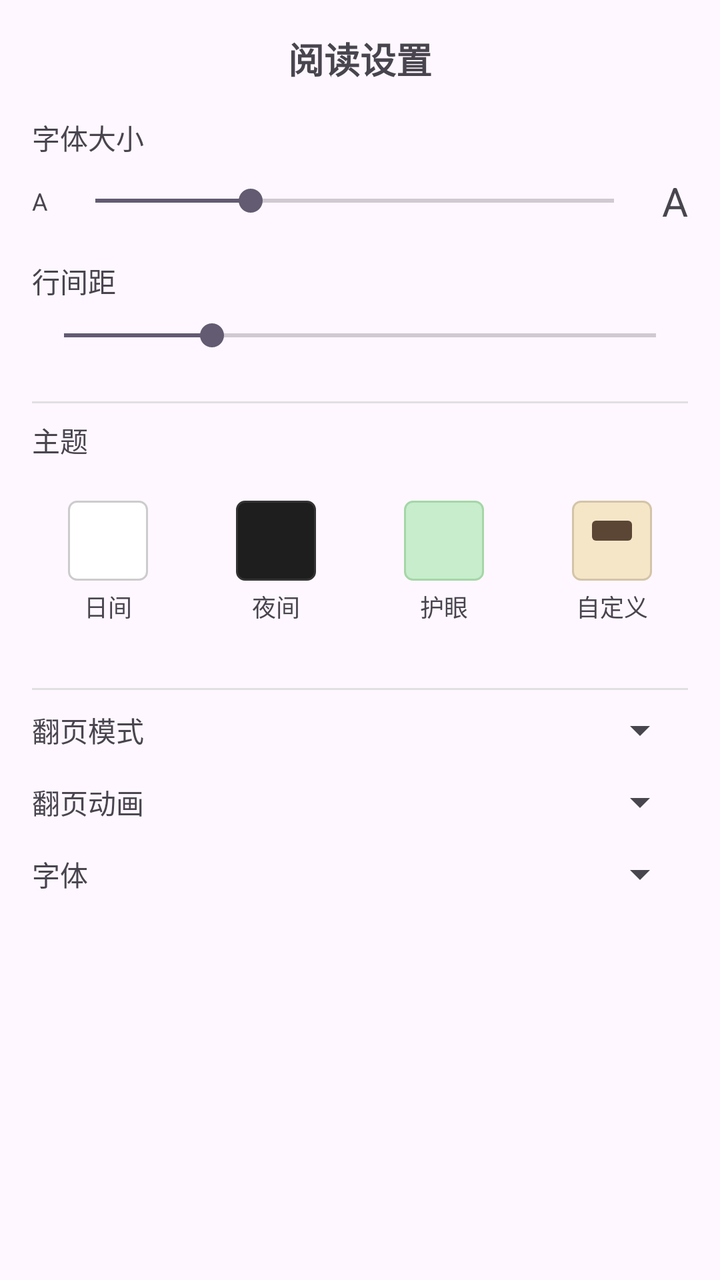
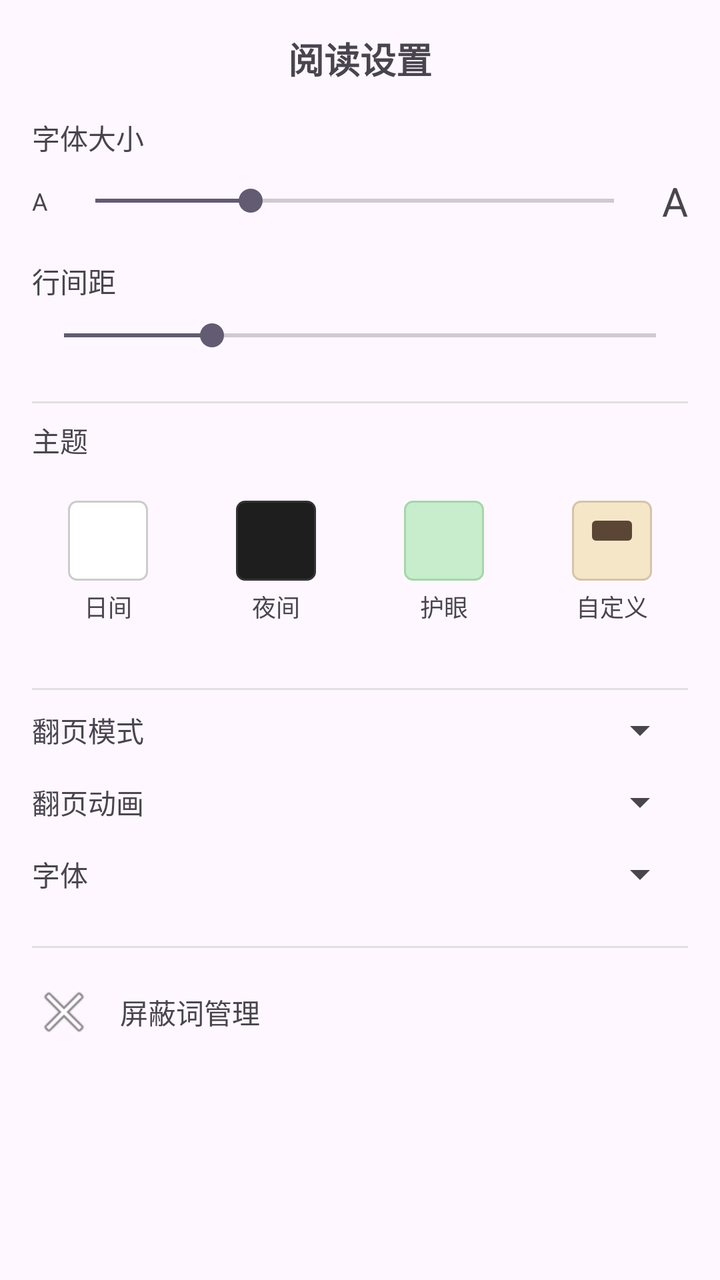

Before-and-after screenshots of an Android layout around one commit, followed by the original layout XML and the change that was made.
<!-- AndroidManifest.xml: application theme Theme.Read -->
<!-- res/layout/dialog_reader_settings.xml -->
<?xml version="1.0" encoding="utf-8"?>
<LinearLayout xmlns:android="http://schemas.android.com/apk/res/android"
    xmlns:app="http://schemas.android.com/apk/res-auto"
    android:layout_width="match_parent"
    android:layout_height="wrap_content"
    android:orientation="vertical"
    android:padding="16dp">

    
    <TextView
        android:layout_width="match_parent"
        android:layout_height="wrap_content"
        android:layout_marginBottom="16dp"
        android:gravity="center"
        android:text="@string/settings_title"
        android:textSize="18sp"
        android:textStyle="bold" />

    
    <LinearLayout
        android:layout_width="match_parent"
        android:layout_height="wrap_content"
        android:layout_marginBottom="16dp"
        android:orientation="vertical">

        <LinearLayout
            android:layout_width="match_parent"
            android:layout_height="wrap_content"
            android:gravity="center_vertical"
            android:orientation="horizontal">

            <TextView
                android:layout_width="0dp"
                android:layout_height="wrap_content"
                android:layout_weight="1"
                android:text="@string/settings_font_size"
                android:textSize="14sp" />

            <TextView
                android:id="@+id/font_size_value"
                android:layout_width="wrap_content"
                android:layout_height="wrap_content"
                android:textColor="@color/primary"
                android:textSize="14sp" />

        </LinearLayout>

        <LinearLayout
            android:layout_width="match_parent"
            android:layout_height="wrap_content"
            android:layout_marginTop="8dp"
            android:gravity="center_vertical"
            android:orientation="horizontal">

            <TextView
                android:layout_width="wrap_content"
                android:layout_height="wrap_content"
                android:text="A"
                android:textSize="12sp" />

            <SeekBar
                android:id="@+id/font_size_seek_bar"
                android:layout_width="0dp"
                android:layout_height="wrap_content"
                android:layout_marginHorizontal="8dp"
                android:layout_weight="1"
                android:max="20"
                android:progress="6" />

            <TextView
                android:layout_width="wrap_content"
                android:layout_height="wrap_content"
                android:text="A"
                android:textSize="20sp" />

        </LinearLayout>

    </LinearLayout>

    
    <LinearLayout
        android:layout_width="match_parent"
        android:layout_height="wrap_content"
        android:layout_marginBottom="16dp"
        android:orientation="vertical">

        <LinearLayout
            android:layout_width="match_parent"
            android:layout_height="wrap_content"
            android:gravity="center_vertical"
            android:orientation="horizontal">

            <TextView
                android:layout_width="0dp"
                android:layout_height="wrap_content"
                android:layout_weight="1"
                android:text="@string/settings_line_spacing"
                android:textSize="14sp" />

            <TextView
                android:id="@+id/line_spacing_value"
                android:layout_width="wrap_content"
                android:layout_height="wrap_content"
                android:textColor="@color/primary"
                android:textSize="14sp" />

        </LinearLayout>

        <SeekBar
            android:id="@+id/line_spacing_seek_bar"
            android:layout_width="match_parent"
            android:layout_height="wrap_content"
            android:layout_marginTop="8dp"
            android:max="20"
            android:progress="5" />

    </LinearLayout>

    
    <View
        android:layout_width="match_parent"
        android:layout_height="1dp"
        android:layout_marginVertical="8dp"
        android:background="@color/divider" />

    
    <TextView
        android:layout_width="match_parent"
        android:layout_height="wrap_content"
        android:layout_marginBottom="12dp"
        android:text="@string/settings_theme"
        android:textSize="14sp" />

    <LinearLayout
        android:id="@+id/theme_container"
        android:layout_width="match_parent"
        android:layout_height="wrap_content"
        android:layout_marginBottom="16dp"
        android:gravity="center"
        android:orientation="horizontal">

        
        <FrameLayout
            android:id="@+id/theme_day"
            android:layout_width="0dp"
            android:layout_height="wrap_content"
            android:layout_marginEnd="8dp"
            android:layout_weight="1">

            <LinearLayout
                android:layout_width="match_parent"
                android:layout_height="wrap_content"
                android:gravity="center"
                android:orientation="vertical"
                android:padding="8dp">

                <View
                    android:id="@+id/theme_day_preview"
                    android:layout_width="40dp"
                    android:layout_height="40dp"
                    android:background="@drawable/theme_preview_day" />

                <TextView
                    android:layout_width="wrap_content"
                    android:layout_height="wrap_content"
                    android:layout_marginTop="4dp"
                    android:text="@string/theme_day"
                    android:textSize="12sp" />

            </LinearLayout>

            <ImageView
                android:id="@+id/theme_day_check"
                android:layout_width="16dp"
                android:layout_height="16dp"
                android:layout_gravity="top|end"
                android:src="@android:drawable/checkbox_on_background"
                android:visibility="gone" />

        </FrameLayout>

        
        <FrameLayout
            android:id="@+id/theme_night"
            android:layout_width="0dp"
            android:layout_height="wrap_content"
            android:layout_marginEnd="8dp"
            android:layout_weight="1">

            <LinearLayout
                android:layout_width="match_parent"
                android:layout_height="wrap_content"
                android:gravity="center"
                android:orientation="vertical"
                android:padding="8dp">

                <View
                    android:id="@+id/theme_night_preview"
                    android:layout_width="40dp"
                    android:layout_height="40dp"
                    android:background="@drawable/theme_preview_night" />

                <TextView
                    android:layout_width="wrap_content"
                    android:layout_height="wrap_content"
                    android:layout_marginTop="4dp"
                    android:text="@string/theme_night"
                    android:textSize="12sp" />

            </LinearLayout>

            <ImageView
                android:id="@+id/theme_night_check"
                android:layout_width="16dp"
                android:layout_height="16dp"
                android:layout_gravity="top|end"
                android:src="@android:drawable/checkbox_on_background"
                android:visibility="gone" />

        </FrameLayout>

        
        <FrameLayout
            android:id="@+id/theme_eye_care"
            android:layout_width="0dp"
            android:layout_height="wrap_content"
            android:layout_marginEnd="8dp"
            android:layout_weight="1">

            <LinearLayout
                android:layout_width="match_parent"
                android:layout_height="wrap_content"
                android:gravity="center"
                android:orientation="vertical"
                android:padding="8dp">

                <View
                    android:id="@+id/theme_eye_care_preview"
                    android:layout_width="40dp"
                    android:layout_height="40dp"
                    android:background="@drawable/theme_preview_eye_care" />

                <TextView
                    android:layout_width="wrap_content"
                    android:layout_height="wrap_content"
                    android:layout_marginTop="4dp"
                    android:text="@string/theme_eye_care"
                    android:textSize="12sp" />

            </LinearLayout>

            <ImageView
                android:id="@+id/theme_eye_care_check"
                android:layout_width="16dp"
                android:layout_height="16dp"
                android:layout_gravity="top|end"
                android:src="@android:drawable/checkbox_on_background"
                android:visibility="gone" />

        </FrameLayout>

        
        <FrameLayout
            android:id="@+id/theme_custom"
            android:layout_width="0dp"
            android:layout_height="wrap_content"
            android:layout_weight="1">

            <LinearLayout
                android:layout_width="match_parent"
                android:layout_height="wrap_content"
                android:gravity="center"
                android:orientation="vertical"
                android:padding="8dp">

                <View
                    android:id="@+id/theme_custom_preview"
                    android:layout_width="40dp"
                    android:layout_height="40dp"
                    android:background="@drawable/theme_preview_custom" />

                <TextView
                    android:layout_width="wrap_content"
                    android:layout_height="wrap_content"
                    android:layout_marginTop="4dp"
                    android:text="@string/theme_custom"
                    android:textSize="12sp" />

            </LinearLayout>

            <ImageView
                android:id="@+id/theme_custom_check"
                android:layout_width="16dp"
                android:layout_height="16dp"
                android:layout_gravity="top|end"
                android:src="@android:drawable/checkbox_on_background"
                android:visibility="gone" />

        </FrameLayout>

    </LinearLayout>

    
    <View
        android:layout_width="match_parent"
        android:layout_height="1dp"
        android:layout_marginVertical="8dp"
        android:background="@color/divider" />

    
    <LinearLayout
        android:layout_width="match_parent"
        android:layout_height="wrap_content"
        android:layout_marginBottom="12dp"
        android:gravity="center_vertical"
        android:orientation="horizontal">

        <TextView
            android:layout_width="0dp"
            android:layout_height="wrap_content"
            android:layout_weight="1"
            android:text="@string/settings_page_mode"
            android:textSize="14sp" />

        <Spinner
            android:id="@+id/page_mode_spinner"
            android:layout_width="wrap_content"
            android:layout_height="wrap_content"
            android:minWidth="100dp" />

    </LinearLayout>

    
    <LinearLayout
        android:id="@+id/page_animation_container"
        android:layout_width="match_parent"
        android:layout_height="wrap_content"
        android:layout_marginBottom="12dp"
        android:gravity="center_vertical"
        android:orientation="horizontal">

        <TextView
            android:layout_width="0dp"
            android:layout_height="wrap_content"
            android:layout_weight="1"
            android:text="@string/settings_page_animation"
            android:textSize="14sp" />

        <Spinner
            android:id="@+id/page_animation_spinner"
            android:layout_width="wrap_content"
            android:layout_height="wrap_content"
            android:minWidth="100dp" />

    </LinearLayout>

    
    <LinearLayout
        android:layout_width="match_parent"
        android:layout_height="wrap_content"
        android:layout_marginBottom="16dp"
        android:gravity="center_vertical"
        android:orientation="horizontal">

        <TextView
            android:layout_width="0dp"
            android:layout_height="wrap_content"
            android:layout_weight="1"
            android:text="@string/settings_font_family"
            android:textSize="14sp" />

        <Spinner
            android:id="@+id/font_family_spinner"
            android:layout_width="wrap_content"
            android:layout_height="wrap_content"
            android:minWidth="100dp" />

    </LinearLayout>

</LinearLayout>
<!-- resources referenced by this layout -->
<resources>
  <color name="divider">#E0E0E0</color>
  <color name="primary">#8B6914</color>
  <!-- drawable theme_preview_custom (drawable) -->
  <?xml version="1.0" encoding="utf-8"?>
  <layer-list xmlns:android="http://schemas.android.com/apk/res/android">
      <item>
          <shape android:shape="rectangle">
              <solid android:color="#F5E6C8" />
              <stroke
                  android:width="1dp"
                  android:color="#D4C4A8" />
              <corners android:radius="4dp" />
          </shape>
      </item>
      <item
          android:bottom="20dp"
          android:left="10dp"
          android:right="10dp"
          android:top="10dp">
          <shape android:shape="rectangle">
              <solid android:color="#5B4636" />
              <corners android:radius="2dp" />
          </shape>
      </item>
  </layer-list>
  <!-- drawable theme_preview_day (drawable) -->
  <?xml version="1.0" encoding="utf-8"?>
  <shape xmlns:android="http://schemas.android.com/apk/res/android"
      android:shape="rectangle">
      <solid android:color="#FFFFFF" />
      <stroke
          android:width="1dp"
          android:color="#CCCCCC" />
      <corners android:radius="4dp" />
  </shape>
  <!-- drawable theme_preview_eye_care (drawable) -->
  <?xml version="1.0" encoding="utf-8"?>
  <shape xmlns:android="http://schemas.android.com/apk/res/android"
      android:shape="rectangle">
      <solid android:color="#C7EDCC" />
      <stroke
          android:width="1dp"
          android:color="#A5D6A7" />
      <corners android:radius="4dp" />
  </shape>
  <!-- drawable theme_preview_night (drawable) -->
  <?xml version="1.0" encoding="utf-8"?>
  <shape xmlns:android="http://schemas.android.com/apk/res/android"
      android:shape="rectangle">
      <solid android:color="#1E1E1E" />
      <stroke
          android:width="1dp"
          android:color="#333333" />
      <corners android:radius="4dp" />
  </shape>
  <string name="settings_font_family">字体</string>
  <string name="settings_font_size">字体大小</string>
  <string name="settings_line_spacing">行间距</string>
  <string name="settings_page_animation">翻页动画</string>
  <string name="settings_page_mode">翻页模式</string>
  <string name="settings_theme">主题</string>
  <string name="settings_title">阅读设置</string>
  <string name="theme_custom">自定义</string>
  <string name="theme_day">日间</string>
  <string name="theme_eye_care">护眼</string>
  <string name="theme_night">夜间</string>
  <style name="Theme.Read" parent="Base.Theme.Read" />
  <style name="Base.Theme.Read" parent="Theme.Material3.DayNight.NoActionBar">
          
          
      </style>
</resources>

<!-- the commit's change to res/layout/dialog_reader_settings.xml (unified diff, before → after) -->
@@ -377,4 +377,23 @@
 
     </LinearLayout>
 
+    
+    <View
+        android:layout_width="match_parent"
+        android:layout_height="1dp"
+        android:layout_marginVertical="8dp"
+        android:background="@color/divider" />
+
+    
+    <TextView
+        android:id="@+id/btn_blocked_word"
+        android:layout_width="match_parent"
+        android:layout_height="48dp"
+        android:background="?attr/selectableItemBackground"
+        android:drawableStart="@android:drawable/ic_menu_close_clear_cancel"
+        android:drawablePadding="12dp"
+        android:gravity="center_vertical"
+        android:text="@string/blocked_word_manage"
+        android:textSize="14sp" />
+
 </LinearLayout>
<!-- resource entries referenced after the edit -->
@@ -55,6 +55,7 @@
           android:color="#333333" />
       <corners android:radius="4dp" />
   </shape>
+  <string name="blocked_word_manage">屏蔽词管理</string>
   <string name="settings_font_family">字体</string>
   <string name="settings_font_size">字体大小</string>
   <string name="settings_line_spacing">行间距</string>
